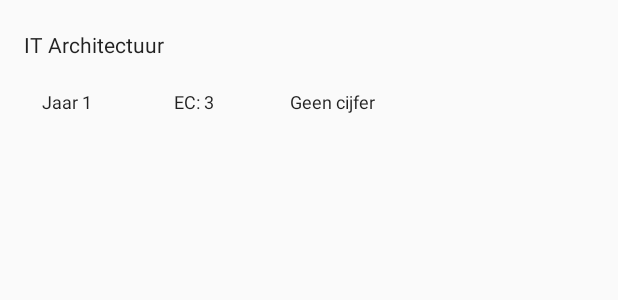
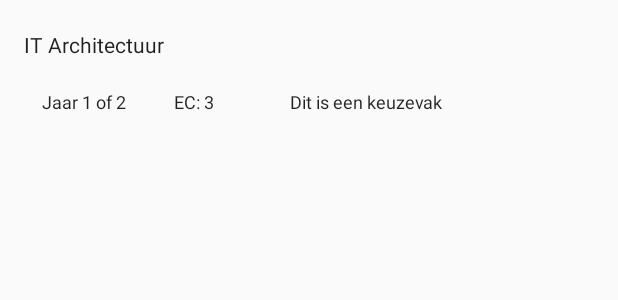
Before and after one commit to Joepin8/Course_Manager, an Android app: the layout view_content_row.xml on its own in the app's theme, with its tools: preview values and no code run, on a phone screen of 412 x 824 dp. Shown: the top 300 px of the screen. Run offline under Robolectric (Android 15) with nearby library versions, the phone set to English and light mode, and no system bars.

```diff
--- a/app/build.gradle
+++ b/app/build.gradle
@@ -28,6 +28,7 @@ dependencies {
     compile 'com.google.firebase:firebase-core:11.4.2'
     compile 'com.google.firebase:firebase-database:11.4.2'
     compile 'com.google.code.gson:gson:2.8.2'
+    compile 'com.github.PhilJay:MPAndroidChart:v3.0.2'
     compile 'com.mcxiaoke.volley:library:1.0.19'
     compile 'com.google.firebase:firebase-auth:11.4.2'
     compile 'com.android.support.constraint:constraint-layout:1.0.2'
--- a/app/src/main/AndroidManifest.xml
+++ b/app/src/main/AndroidManifest.xml
@@ -19,6 +19,7 @@
         <activity android:name=".NieuwAccountActivity" />
         <activity android:name=".VakkenOverzichtActivity" />
         <activity android:name=".VakInfo"></activity>
+        <activity android:name=".ECOverzichtActivity" />
     </application>
 
 </manifest>
--- a/app/src/main/java/ikpmd/westgeestoonk/course_manager/MainActivity.java
+++ b/app/src/main/java/ikpmd/westgeestoonk/course_manager/MainActivity.java
@@ -77,7 +77,6 @@ public class MainActivity extends AppCompatActivity {
                         public void onComplete(@NonNull Task<AuthResult> task) {
                             if(task.isSuccessful()) {
                                 databaseHelper = databaseHelper.getHelper(getApplicationContext(), fAuth.getUid());
-                                databaseHelper.addColumn();
                                 getAllCourses();
                                 Log.d("DEBUG", "ingelogd");
                                 Toast.makeText(getApplicationContext(), "Ingelogd", Toast.LENGTH_SHORT).show();
--- a/app/src/main/res/layout/view_content_row.xml
+++ b/app/src/main/res/layout/view_content_row.xml
@@ -11,7 +11,7 @@
 
     <TextView
         android:id="@+id/vak_naam"
-        android:layout_width="match_parent"
+        android:layout_width="0dp"
         android:layout_height="40dp"
         android:paddingLeft="16dp"
         android:paddingRight="16dp"
@@ -29,38 +29,42 @@
         tools:layout_constraintTop_creator="1" />
 
     <TextView
-        android:id="@+id/vak_cijfer"
-        android:layout_width="135dp"
+        android:id="@+id/vak_keuze"
+        android:layout_width="203dp"
         android:layout_height="40dp"
         android:paddingLeft="16dp"
         android:paddingRight="16dp"
         android:paddingTop="20dp"
-        android:text="Geen cijfer"
+        android:text="Dit is een keuzevak"
         android:textAppearance="@style/TextAppearance.AppCompat.Body1"
         android:textSize="12sp"
         app:layout_constraintBaseline_toBaselineOf="@+id/vak_ec"
+        app:layout_constraintLeft_toRightOf="@+id/vak_ec"
         tools:layout_constraintBaseline_creator="1"
         tools:layout_constraintLeft_creator="1"
-        app:layout_constraintLeft_toRightOf="@+id/vak_ec" />
+        android:layout_marginLeft="0dp"
+        tools:layout_editor_absoluteX="180dp" />
 
     <TextView
         android:id="@+id/vak_jaar"
-        android:layout_width="0dp"
+        android:layout_width="wrap_content"
         android:layout_height="40dp"
         android:layout_marginStart="12dp"
         android:paddingLeft="16dp"
         android:paddingRight="16dp"
         android:paddingTop="20dp"
-        android:text="Jaar 1"
+        android:text="Jaar 1 of 2"
         android:textAlignment="viewStart"
         android:textAppearance="@style/TextAppearance.AppCompat.Body1"
         android:textSize="12sp"
+        app:layout_constraintBaseline_toBaselineOf="@+id/vak_ec"
+        app:layout_constraintHorizontal_bias="1.0"
+        app:layout_constraintLeft_toLeftOf="@+id/vak_naam"
         app:layout_constraintRight_toLeftOf="@+id/vak_ec"
-        tools:layout_constraintRight_creator="1"
-        app:layout_constraintBaseline_toBaselineOf="@+id/vak_ec"
         tools:layout_constraintBaseline_creator="1"
         tools:layout_constraintLeft_creator="1"
-        app:layout_constraintLeft_toLeftOf="@+id/vak_naam" />
+        tools:layout_constraintRight_creator="1"
+        tools:layout_editor_absoluteX="76dp" />
 
     <TextView
         android:id="@+id/vak_ec"
--- a/build.gradle
+++ b/build.gradle
@@ -16,9 +16,8 @@ buildscript {
 allprojects {
     repositories {
         jcenter()
-        maven {
-            url "https://maven.google.com" // Google's Maven repository
-        }
+        maven { url "https://maven.google.com" }
+        maven { url "https://jitpack.io" }
     }
 }
 
```
Also changed, not shown: app/src/main/java/ikpmd/westgeestoonk/course_manager/Database/DatabaseHelper.java (+4 -7 lines), app/src/main/java/ikpmd/westgeestoonk/course_manager/ECOverzichtActivity.java (added, +95 -0 lines), app/src/main/java/ikpmd/westgeestoonk/course_manager/Models/Course_Model.java (+17 -2 lines), app/src/main/java/ikpmd/westgeestoonk/course_manager/VakInfo.java (+12 -0 lines), app/src/main/java/ikpmd/westgeestoonk/course_manager/VakkenOverzichtActivity.java (+17 -6 lines), app/src/main/java/ikpmd/westgeestoonk/course_manager/View/CourseListAdapter.java (+9 -3 lines), app/src/main/res/layout/activity_ec_overzicht.xml (added, +26 -0 lines).
